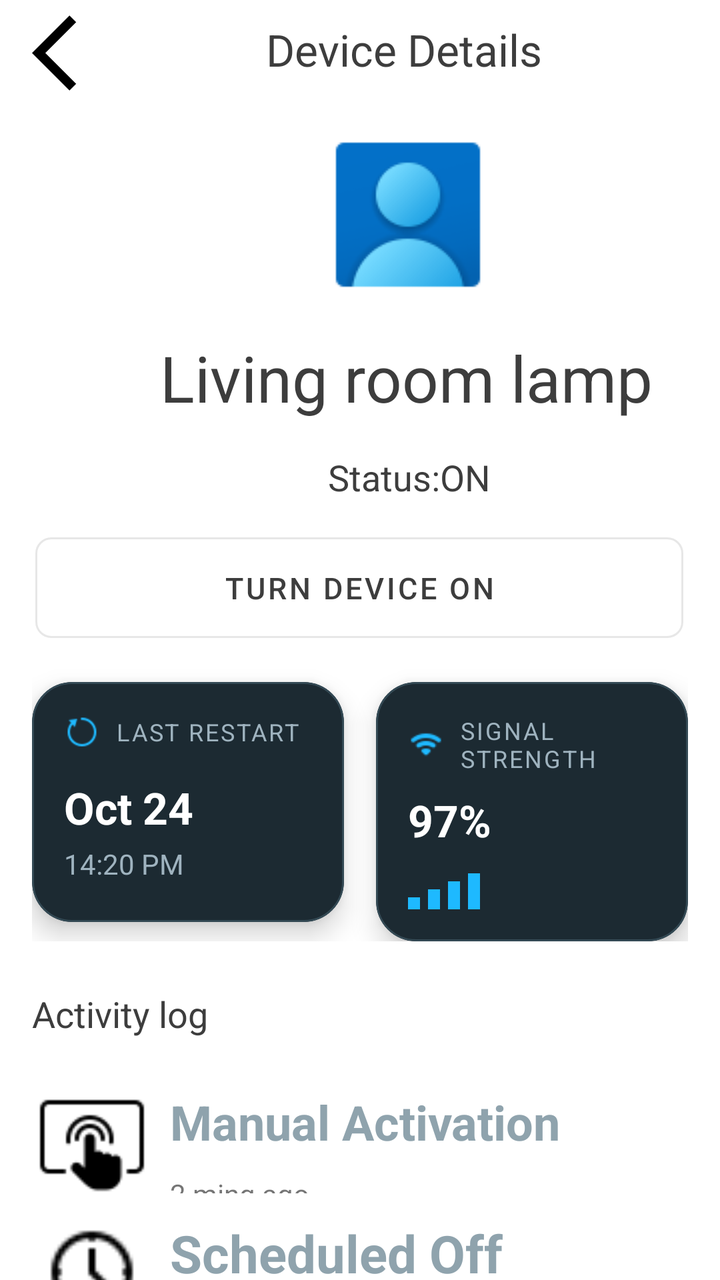
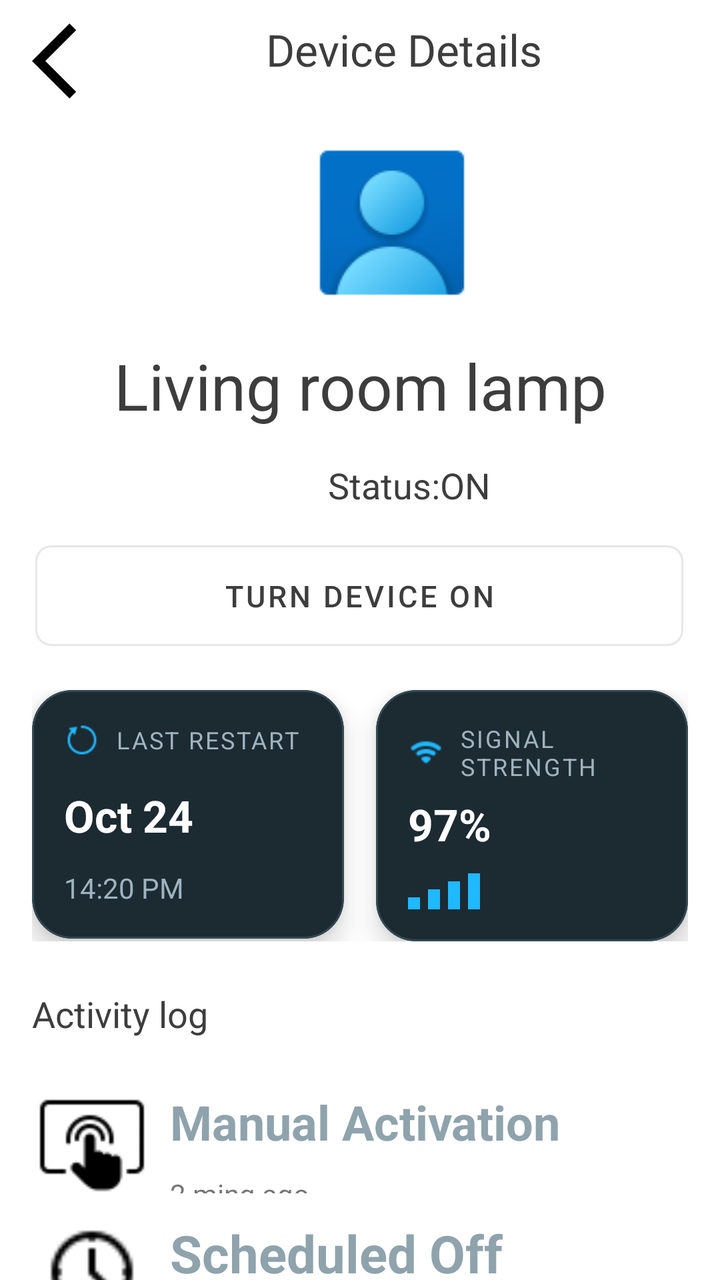

Two renders of the same Android screen: before a commit and after it. Below are the layout's source before the change and the commit's diff.
<!-- AndroidManifest.xml: application theme Theme.ManagingHomeDevicesApp -->
<!-- res/layout/device_info.xml -->
<?xml version="1.0" encoding="utf-8"?>
<androidx.constraintlayout.widget.ConstraintLayout xmlns:android="http://schemas.android.com/apk/res/android"
    xmlns:app="http://schemas.android.com/apk/res-auto"
    xmlns:tools="http://schemas.android.com/tools"
    android:layout_width="match_parent"
    android:layout_height="match_parent">

    <com.google.android.material.button.MaterialButton
        android:id="@+id/timeButton"
        style="@style/Widget.MaterialComponents.Button.OutlinedButton"
        android:layout_width="0dp"
        android:layout_height="wrap_content"
        android:layout_marginTop="12dp"
        android:minHeight="56sp"
        android:padding="15dp"
        android:text="Turn Device On"
        android:textColor="?attr/colorOnSurface"
        android:textSize="15sp"
        app:cornerRadius="8dp"
        app:layout_constraintEnd_toEndOf="parent"
        app:layout_constraintHorizontal_bias="0.491"
        app:layout_constraintStart_toStartOf="parent"
        app:layout_constraintTop_toBottomOf="@+id/textView3"
        app:layout_constraintWidth_percent="0.9" />

    <TextView
        android:id="@+id/TextdeviceDetailsText"
        android:layout_width="wrap_content"
        android:layout_height="wrap_content"
        android:layout_marginStart="72dp"
        android:layout_marginTop="10dp"
        android:text="Device Details"
        android:textColor="?attr/colorOnSurface"
        android:textSize="22sp"
        app:layout_constraintStart_toEndOf="@+id/backIcon"
        app:layout_constraintTop_toTopOf="parent" />

    <TextView
        android:id="@+id/textdeviceDetails"
        android:layout_width="wrap_content"
        android:layout_height="wrap_content"
        android:layout_marginStart="80dp"
        android:layout_marginTop="12dp"
        android:text="Living room lamp"
        android:textColor="?attr/colorOnSurface"
        android:textSize="32sp"
        app:layout_constraintStart_toStartOf="parent"
        app:layout_constraintTop_toBottomOf="@+id/imageView2" />

    <ImageView
        android:id="@+id/backIcon"
        android:layout_width="45dp"
        android:layout_height="45dp"
        android:layout_marginStart="16dp"
        android:layout_marginTop="4dp"
        android:clickable="true"
        android:focusable="true"
        app:layout_constraintStart_toStartOf="parent"
        app:layout_constraintTop_toTopOf="parent"
        app:srcCompat="@drawable/outline_arrow_back_ios_24" />

    <ImageView
        android:id="@+id/imageView2"
        android:layout_width="wrap_content"
        android:layout_height="wrap_content"
        android:layout_marginStart="156dp"
        android:layout_marginTop="20dp"
        app:layout_constraintStart_toStartOf="parent"
        app:layout_constraintTop_toBottomOf="@+id/TextdeviceDetailsText"
        app:srcCompat="@drawable/avatar_image" />

    <TextView
        android:id="@+id/textView3"
        android:layout_width="wrap_content"
        android:layout_height="wrap_content"
        android:layout_marginStart="164dp"
        android:layout_marginTop="16dp"
        android:text="Status:ON"
        android:textColor="?attr/colorOnSurface"
        android:textSize="18sp"
        app:layout_constraintStart_toStartOf="parent"
        app:layout_constraintTop_toBottomOf="@+id/textdeviceDetails" />

    <LinearLayout
        android:id="@+id/linearLayout"
        android:layout_width="match_parent"
        android:layout_height="wrap_content"
        android:orientation="horizontal"
        android:paddingHorizontal="16dp"
        app:layout_constraintStart_toStartOf="parent"
        app:layout_constraintTop_toBottomOf="@+id/timeButton">

        <com.google.android.material.card.MaterialCardView
            android:id="@+id/materialCardView"
            android:layout_width="0dp"
            android:layout_height="wrap_content"
            android:layout_marginTop="16dp"
            android:layout_marginEnd="8dp"
            android:layout_weight="1"
            android:minHeight="120dp"
            app:cardBackgroundColor="@color/card_dark"
            app:cardCornerRadius="20dp"
            app:cardElevation="8dp"
            app:layout_constraintStart_toStartOf="parent"
            app:layout_constraintTop_toBottomOf="@+id/timeButton"
            app:strokeColor="@color/card_stroke"
            app:strokeWidth="1dp">

            <include layout="@layout/card_last_restart" />

        </com.google.android.material.card.MaterialCardView>

        <com.google.android.material.card.MaterialCardView
            android:layout_width="0dp"
            android:layout_height="wrap_content"
            android:layout_marginStart="8dp"
            android:layout_marginTop="16dp"
            android:layout_weight="1"
            android:minHeight="120dp"
            app:cardBackgroundColor="@color/card_dark"
            app:cardCornerRadius="20dp"
            app:cardElevation="8dp"
            app:layout_constraintStart_toEndOf="@+id/materialCardView"
            app:layout_constraintTop_toBottomOf="@+id/timeButton"
            app:strokeColor="@color/card_stroke"
            app:strokeWidth="1dp">

            <include layout="@layout/card_signal_strenght" />

        </com.google.android.material.card.MaterialCardView>


    </LinearLayout>

    <androidx.constraintlayout.widget.ConstraintLayout
        android:layout_width="409dp"
        android:layout_height="289dp"
        app:layout_constraintStart_toStartOf="parent"
        app:layout_constraintTop_toBottomOf="@+id/linearLayout">

        <androidx.constraintlayout.widget.ConstraintLayout
            android:id="@+id/containerControlPanel"
            android:layout_width="0dp"
            android:layout_height="64dp"
            android:layout_marginTop="68dp"
            android:layout_marginEnd="28dp"
            android:padding="6dp"
            app:layout_constraintEnd_toEndOf="parent"
            app:layout_constraintHorizontal_bias="0.0"
            app:layout_constraintStart_toStartOf="@id/leftGuide"
            app:layout_constraintTop_toTopOf="parent"
            app:layout_constraintWidth_percent="0.90"
            app:tint="@color/colorPrimary">

            <ImageView
                android:id="@+id/imgProfile"
                android:layout_width="54dp"
                android:layout_height="54dp"
                android:clipToOutline="true"
                android:scaleType="centerCrop"
                android:src="@drawable/touch_manual_device_icon"
                app:layout_constraintStart_toStartOf="parent"
                app:layout_constraintTop_toTopOf="parent" />

            <LinearLayout
                android:id="@+id/controlPanelInfo"
                android:layout_width="0dp"
                android:layout_height="wrap_content"
                android:layout_marginStart="12dp"
                android:orientation="vertical"
                app:layout_constraintStart_toEndOf="@id/imgProfile"
                app:layout_constraintTop_toTopOf="@id/imgProfile"
                app:layout_constraintWidth_percent="0.55">

                <TextView
                    android:id="@+id/controlPanel"
                    android:layout_width="match_parent"
                    android:layout_height="0dp"
                    android:layout_weight="1"
                    android:autoSizeStepGranularity="2sp"
                    android:autoSizeTextType="uniform"
                    android:text="Manual Activation"
                    android:textColor="#8FA3AD"
                    android:textSize="30sp"
                    android:textStyle="bold" />

                <TextView
                    android:id="@+id/destination"
                    android:layout_width="match_parent"
                    android:layout_height="0dp"
                    android:layout_weight="1"
                    android:autoSizeMaxTextSize="14sp"
                    android:autoSizeMinTextSize="8sp"
                    android:text="2 ming ago" />

            </LinearLayout>
        </androidx.constraintlayout.widget.ConstraintLayout>

        <TextView
            android:id="@+id/textdeviceDetails3"
            android:layout_width="wrap_content"
            android:layout_height="wrap_content"
            android:layout_marginStart="16dp"
            android:layout_marginTop="24dp"
            android:text="Activity log"
            android:textColor="?attr/colorOnSurface"
            android:textSize="18sp"
            app:layout_constraintStart_toStartOf="parent"
            app:layout_constraintTop_toTopOf="parent" />

        <androidx.constraintlayout.widget.ConstraintLayout
            android:id="@+id/containerControlPanel"
            android:layout_width="0dp"
            android:layout_height="64dp"
            android:layout_marginTop="84dp"
            android:layout_marginEnd="28dp"
            android:padding="6dp"
            app:layout_constraintEnd_toEndOf="parent"
            app:layout_constraintTop_toBottomOf="@+id/textdeviceDetails3"
            app:layout_constraintWidth_percent="0.90"
            app:tint="@color/colorPrimary">

            <ImageView
                android:id="@+id/imgProfile"
                android:layout_width="54dp"
                android:layout_height="54dp"
                android:clipToOutline="true"
                android:scaleType="centerCrop"
                android:src="@drawable/timer_off_icon"
                app:layout_constraintStart_toStartOf="parent"
                app:layout_constraintTop_toTopOf="parent" />

            <LinearLayout
                android:id="@+id/controlPanelInfo"
                android:layout_width="0dp"
                android:layout_height="wrap_content"
                android:layout_marginStart="12dp"
                android:orientation="vertical"
                app:layout_constraintStart_toEndOf="@id/imgProfile"
                app:layout_constraintTop_toTopOf="@id/imgProfile"
                app:layout_constraintWidth_percent="0.55">

                <TextView
                    android:id="@+id/controlPanel"
                    android:layout_width="match_parent"
                    android:layout_height="0dp"
                    android:layout_weight="1"
                    android:autoSizeStepGranularity="2sp"
                    android:autoSizeTextType="uniform"
                    android:text="Scheduled Off"
                    android:textColor="#8FA3AD"
                    android:textSize="30sp"
                    android:textStyle="bold" />

                <TextView
                    android:id="@+id/destination"
                    android:layout_width="match_parent"
                    android:layout_height="0dp"
                    android:layout_weight="1"
                    android:autoSizeMaxTextSize="14sp"
                    android:autoSizeMinTextSize="8sp"
                    android:text="08:00 AM" />

            </LinearLayout>
        </androidx.constraintlayout.widget.ConstraintLayout>


    </androidx.constraintlayout.widget.ConstraintLayout>


</androidx.constraintlayout.widget.ConstraintLayout>
<!-- res/layout/card_last_restart.xml (included above) -->
<?xml version="1.0" encoding="utf-8"?>
<androidx.constraintlayout.widget.ConstraintLayout xmlns:android="http://schemas.android.com/apk/res/android"
    xmlns:app="http://schemas.android.com/apk/res-auto"
    android:layout_width="match_parent"
    android:layout_height="match_parent">

    <LinearLayout
        android:layout_width="match_parent"
        android:layout_height="wrap_content"
        android:orientation="vertical"
        android:padding="16dp"
        app:layout_constraintStart_toStartOf="parent"
        app:layout_constraintTop_toTopOf="parent">
    
        <LinearLayout
            android:layout_width="wrap_content"
            android:layout_height="wrap_content"
            android:orientation="horizontal"
            android:gravity="center_vertical"
            >
            <ImageView
                android:id="@+id/icon"
                android:layout_width="18dp"
                android:layout_height="18dp"
                android:src="@drawable/restart_image"
                android:tint="@color/blue_accent"
                />
                <TextView
                    android:layout_width="match_parent"
                    android:layout_height="wrap_content"
                    android:id="@+id/titleText"
                    android:layout_marginStart="8dp"
                    android:text="LAST RESTART"
                    android:textSize="12sp"
                    android:letterSpacing="0.08"
                    android:textColor="@color/text_secondary_dark" />
        </LinearLayout>
        
        <TextView
            android:layout_width="match_parent"
            android:layout_height="wrap_content"
            android:id="@+id/dateText"
            android:layout_marginTop="14dp"
            android:text="Oct 24"
            android:textSize="22sp"
            android:textStyle="bold"
            android:textColor="@color/text_primary_dark"/>

        
        <TextView
            android:layout_width="match_parent"
            android:layout_height="wrap_content"
            android:id="@+id/timeText"
            android:layout_marginTop="4dp"
            android:text="14:20 PM"
            android:textSize="14sp"
            android:textColor="@color/text_secondary_dark"/>
    </LinearLayout>
</androidx.constraintlayout.widget.ConstraintLayout>
<!-- res/layout/card_signal_strenght.xml (included above) -->
<?xml version="1.0" encoding="utf-8"?>
<androidx.constraintlayout.widget.ConstraintLayout xmlns:android="http://schemas.android.com/apk/res/android"
    xmlns:app="http://schemas.android.com/apk/res-auto"
    android:layout_width="match_parent"
    android:layout_height="match_parent">

    <LinearLayout
        android:layout_width="match_parent"
        android:layout_height="wrap_content"
        android:orientation="vertical"
        android:padding="16dp"
        app:layout_constraintStart_toStartOf="parent"
        app:layout_constraintTop_toTopOf="parent">

        
        <LinearLayout
            android:layout_width="wrap_content"
            android:layout_height="wrap_content"
            android:gravity="center_vertical"
            android:orientation="horizontal">

            <ImageView
                android:id="@+id/wifiIcon"
                android:layout_width="18dp"
                android:layout_height="18dp"
                android:src="@drawable/wifi_image"
                app:tint="@color/blue_accent" />

            <TextView
                android:layout_width="match_parent"
                android:layout_height="wrap_content"
                android:layout_marginStart="8dp"
                android:letterSpacing="0.08"
                android:text="SIGNAL STRENGTH"
                android:textColor="@color/text_secondary_dark"
                android:textSize="12sp"
                />
        </LinearLayout>

        
        <TextView
            android:id="@+id/percantages"
            android:layout_width="match_parent"
            android:layout_height="wrap_content"
            android:layout_marginTop="8dp"
            android:text="97%"
            android:textColor="@color/text_primary_dark"
            android:textSize="22sp"
            android:textStyle="bold" />

        
        <LinearLayout
            android:layout_width="match_parent"
            android:layout_height="wrap_content"
            android:layout_marginTop="12dp"
            android:gravity="bottom"
            android:orientation="horizontal">

            <View
                style="@style/SignalBar"
                android:layout_height="6dp" />

            <View
                style="@style/SignalBar"
                android:layout_height="10dp" />

            <View
                style="@style/SignalBar"
                android:layout_height="14dp" />

            <View
                style="@style/SignalBar"
                android:layout_height="18dp" />

        </LinearLayout>

    </LinearLayout>

</androidx.constraintlayout.widget.ConstraintLayout>
<!-- resources referenced by this layout -->
<resources>
  <color name="blue_accent">#1EB9FF</color>
  <color name="card_dark">#1C2A32</color>
  <color name="card_stroke">#334954</color>
  <color name="colorPrimary">#1E88E5</color>
  <color name="text_primary_dark">#FFFFFF</color>
  <color name="text_secondary_dark">#9FB3BF</color>
  <!-- drawable avatar_image: png bitmap (drawable, 3218 bytes) -->
  <!-- drawable outline_arrow_back_ios_24 (drawable) -->
  <vector xmlns:android="http://schemas.android.com/apk/res/android" android:autoMirrored="true" android:height="24dp" android:tint="#000000" android:viewportHeight="960" android:viewportWidth="960" android:width="24dp">
        
      <path android:fillColor="@android:color/white" android:pathData="M400,880L0,480L400,80L471,151L142,480L471,809L400,880Z"/>
      
  </vector>
  <!-- drawable restart_image: png bitmap (drawable, 507 bytes) -->
  <!-- drawable timer_off_icon: png bitmap (drawable, 511 bytes) -->
  <!-- drawable touch_manual_device_icon: png bitmap (drawable, 770 bytes) -->
  <!-- drawable wifi_image: png bitmap (drawable, 347 bytes) -->
  <style name="SignalBar">
          <item name="android:layout_width">6dp</item>
          <item name="android:layout_marginEnd">4dp</item>
          <item name="android:background">@color/blue_accent</item>
      </style>
  <style name="Theme.ManagingHomeDevicesApp" parent="Theme.MaterialComponents.DayNight.NoActionBar">
          
  
          <item name="colorPrimaryVariant">#3700B3</item>
          <item name="colorOnPrimary">#FFFFFF</item>
  
          
          <item name="colorSecondary">#26A69A</item>
          <item name="colorOnSecondary">#FFFFFF</item>
  
          
          <item name="android:statusBarColor">#121212</item>
          <item name="android:forceDarkAllowed">true</item>
  
          
          <item name="android:colorBackground">@color/colorBackgroundLight</item>
          <item name="colorSurface">@color/colorSurface</item>
  
          
          <item name="colorOnSurface">@color/colorTextPrimary</item>
  
  
          
          <item name="android:textColorPrimary">@color/colorTextPrimary</item>
          <item name="android:textColorSecondary">@color/colorTextSecondary</item>
  
  
  
      </style>
  <color name="colorBackgroundLight">#FFFFFF</color>
  <color name="colorSurface">#F5F5F5</color>
  <color name="colorTextPrimary">#3d3d3d  </color>
  <color name="colorTextSecondary">#939393</color>
</resources>

<!-- the commit's change to res/layout/device_info.xml (unified diff, before → after) -->
@@ -37,13 +37,14 @@
 
     <TextView
         android:id="@+id/textdeviceDetails"
-        android:layout_width="wrap_content"
-        android:layout_height="wrap_content"
-        android:layout_marginStart="80dp"
+        android:layout_width="match_parent"
+        android:layout_height="wrap_content"
+
         android:layout_marginTop="12dp"
         android:text="Living room lamp"
         android:textColor="?attr/colorOnSurface"
         android:textSize="32sp"
+        android:gravity="center"
         app:layout_constraintStart_toStartOf="parent"
         app:layout_constraintTop_toBottomOf="@+id/imageView2" />
 
@@ -52,9 +53,10 @@
         android:layout_width="45dp"
         android:layout_height="45dp"
         android:layout_marginStart="16dp"
-        android:layout_marginTop="4dp"
+        android:layout_marginTop="8dp"
         android:clickable="true"
         android:focusable="true"
+        android:backgroundTint="@color/back_icon_bg"
         app:layout_constraintStart_toStartOf="parent"
         app:layout_constraintTop_toTopOf="parent"
         app:srcCompat="@drawable/outline_arrow_back_ios_24" />
@@ -63,8 +65,8 @@
         android:id="@+id/imageView2"
         android:layout_width="wrap_content"
         android:layout_height="wrap_content"
-        android:layout_marginStart="156dp"
-        android:layout_marginTop="20dp"
+        android:layout_marginStart="148dp"
+        android:layout_marginTop="24dp"
         app:layout_constraintStart_toStartOf="parent"
         app:layout_constraintTop_toBottomOf="@+id/TextdeviceDetailsText"
         app:srcCompat="@drawable/avatar_image" />
@@ -87,22 +89,21 @@
         android:layout_height="wrap_content"
         android:orientation="horizontal"
         android:paddingHorizontal="16dp"
-        app:layout_constraintStart_toStartOf="parent"
-        app:layout_constraintTop_toBottomOf="@+id/timeButton">
+        android:paddingTop="16dp"
+        android:weightSum="2"
+        app:layout_constraintStart_toStartOf="parent"
+        app:layout_constraintTop_toBottomOf="@id/timeButton">
 
         <com.google.android.material.card.MaterialCardView
             android:id="@+id/materialCardView"
             android:layout_width="0dp"
             android:layout_height="wrap_content"
-            android:layout_marginTop="16dp"
-            android:layout_marginEnd="8dp"
             android:layout_weight="1"
             android:minHeight="120dp"
+            android:layout_marginEnd="8dp"
             app:cardBackgroundColor="@color/card_dark"
             app:cardCornerRadius="20dp"
             app:cardElevation="8dp"
-            app:layout_constraintStart_toStartOf="parent"
-            app:layout_constraintTop_toBottomOf="@+id/timeButton"
             app:strokeColor="@color/card_stroke"
             app:strokeWidth="1dp">
 
@@ -113,15 +114,12 @@
         <com.google.android.material.card.MaterialCardView
             android:layout_width="0dp"
             android:layout_height="wrap_content"
-            android:layout_marginStart="8dp"
-            android:layout_marginTop="16dp"
             android:layout_weight="1"
             android:minHeight="120dp"
+            android:layout_marginStart="8dp"
             app:cardBackgroundColor="@color/card_dark"
             app:cardCornerRadius="20dp"
             app:cardElevation="8dp"
-            app:layout_constraintStart_toEndOf="@+id/materialCardView"
-            app:layout_constraintTop_toBottomOf="@+id/timeButton"
             app:strokeColor="@color/card_stroke"
             app:strokeWidth="1dp">
 
@@ -129,8 +127,8 @@
 
         </com.google.android.material.card.MaterialCardView>
 
-
     </LinearLayout>
+
 
     <androidx.constraintlayout.widget.ConstraintLayout
         android:layout_width="409dp"
@@ -323,7 +321,7 @@
             android:layout_width="match_parent"
             android:layout_height="wrap_content"
             android:id="@+id/timeText"
-            android:layout_marginTop="4dp"
+            android:layout_marginTop="12dp"
             android:text="14:20 PM"
             android:textSize="14sp"
             android:textColor="@color/text_secondary_dark"/>
@@ -374,7 +372,7 @@
             android:id="@+id/percantages"
             android:layout_width="match_parent"
             android:layout_height="wrap_content"
-            android:layout_marginTop="8dp"
+            android:layout_marginTop="6dp"
             android:text="97%"
             android:textColor="@color/text_primary_dark"
             android:textSize="22sp"
@@ -384,7 +382,7 @@
         <LinearLayout
             android:layout_width="match_parent"
             android:layout_height="wrap_content"
-            android:layout_marginTop="12dp"
+            android:layout_marginTop="10dp"
             android:gravity="bottom"
             android:orientation="horizontal">
 
<!-- resource entries referenced after the edit -->
@@ -1,5 +1,6 @@
 <!-- resources referenced by this layout -->
 <resources>
+  <color name="back_icon_bg">#000000</color>
   <color name="blue_accent">#1EB9FF</color>
   <color name="card_dark">#1C2A32</color>
   <color name="card_stroke">#334954</color>
@@ -48,8 +49,6 @@
           <item name="android:textColorPrimary">@color/colorTextPrimary</item>
           <item name="android:textColorSecondary">@color/colorTextSecondary</item>
   
-  
-  
       </style>
   <color name="colorBackgroundLight">#FFFFFF</color>
   <color name="colorSurface">#F5F5F5</color>
